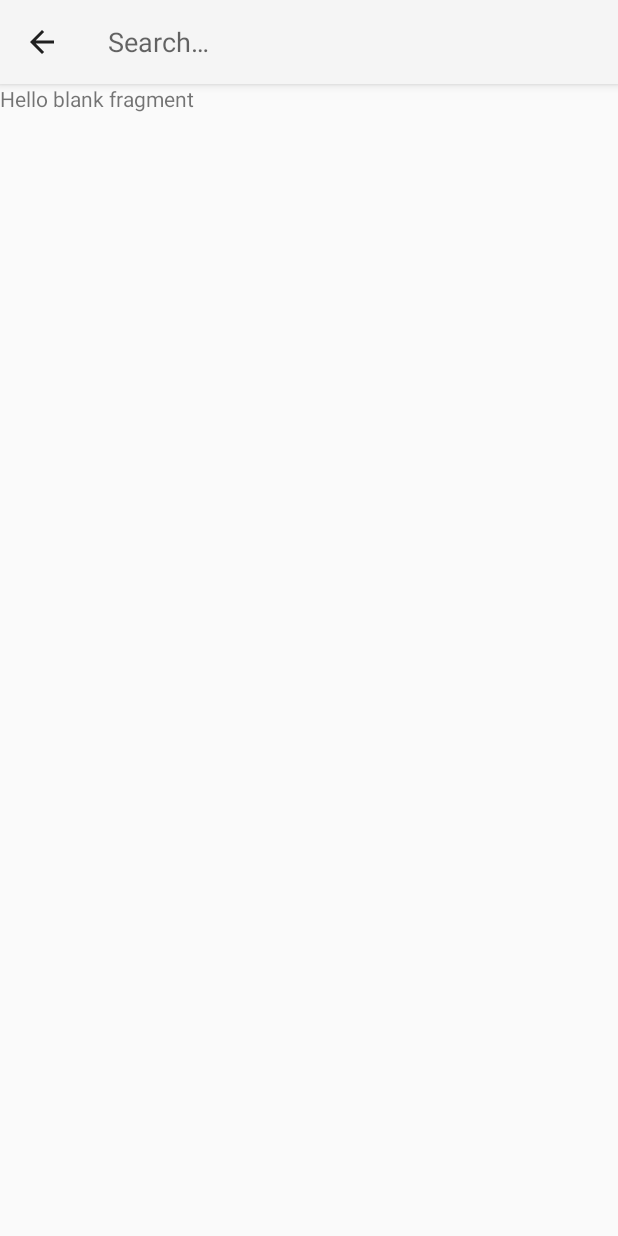
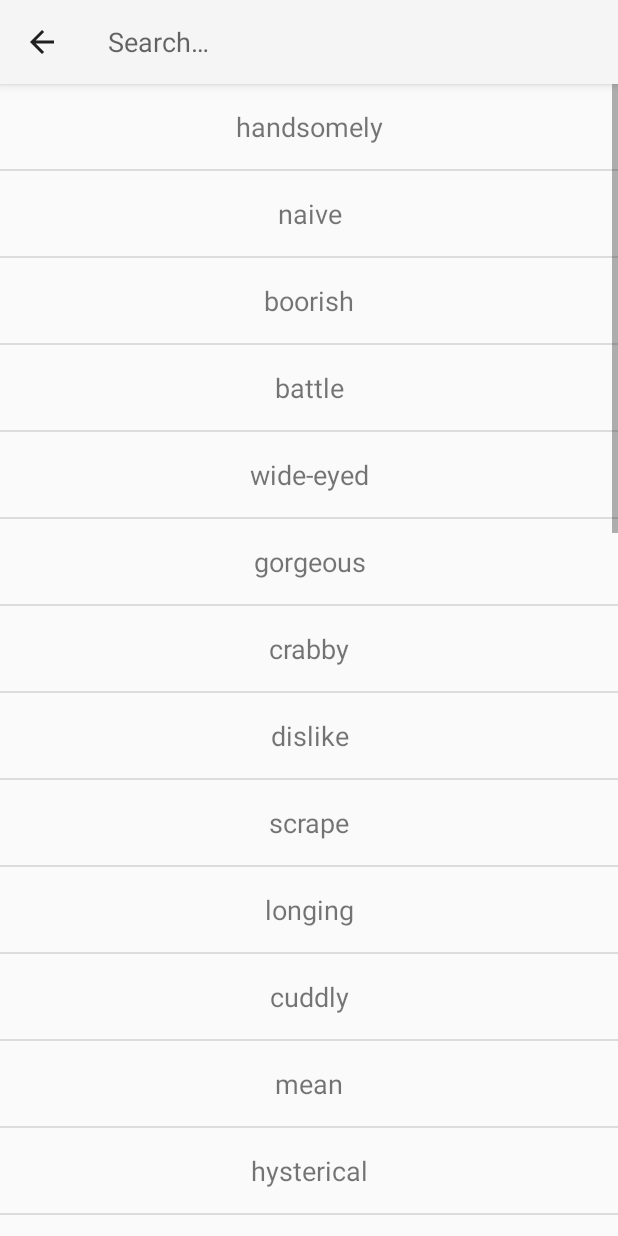
Before and after one commit to nak411/AndroidFilterListDemo, an Android app: the screen it shows after launch (MainActivity), after a tap on "Search", on a phone screen of 412 x 824 dp. Run offline under Robolectric (Android 15) with nearby library versions, the phone set to English and light mode, and no system bars.

Commit message:
Finishing up filter example

```diff
--- a/app/src/main/java/com/example/wzl200/filterlistdemo/adapters/ItemListAdapter.java
+++ b/app/src/main/java/com/example/wzl200/filterlistdemo/adapters/ItemListAdapter.java
@@ -1,9 +1,134 @@
 package com.example.wzl200.filterlistdemo.adapters;
 
+import android.content.Context;
+import android.text.TextUtils;
+import android.view.LayoutInflater;
+import android.view.View;
+import android.view.ViewGroup;
+import android.widget.BaseAdapter;
+import android.widget.Filter;
+import android.widget.Filterable;
+import android.widget.TextView;
+
+import com.example.wzl200.filterlistdemo.R;
+
+import java.util.ArrayList;
+import java.util.List;
+
 /**
- *
+ * Using this way just for demo purposes. Normally recycler view would be more efficient/customizable
  * Created by Terran on 6/17/15.
  */
-public class ItemListAdapter {
+public class ItemListAdapter extends BaseAdapter implements Filterable {
 
+    private List<String> mData;
+    private List<String> mFilteredData;
+    private LayoutInflater mInflater;
+    private ItemFilter mFilter;
+
+    public ItemListAdapter (List<String> data, Context context) {
+        mData = data;
+        mFilteredData = data;
+        mInflater = (LayoutInflater) context.getSystemService(Context.LAYOUT_INFLATER_SERVICE);
+    }
+
+    @Override
+    public int getCount() {
+        return mFilteredData.size();
+    }
+
+    @Override
+    public String getItem(int position) {
+        return mFilteredData.get(position);
+    }
+
+    @Override
+    public long getItemId(int position) {
+        return position;
+    }
+
+    @Override
+    public View getView(int position, View convertView, ViewGroup parent) {
+
+        String strItem = mFilteredData.get(position);
+        ViewHolder holder;
+        if (convertView == null) {
+           convertView = mInflater.inflate(R.layout.item_row, parent, false);
+
+            holder = new ViewHolder();
+            holder.mTvItem = (TextView) convertView.findViewById(R.id.tv_item);
+            convertView.setTag(holder);
+        } else {
+            holder = (ViewHolder) convertView.getTag();
+        }
+
+        holder.mTvItem.setText(strItem);
+
+        return convertView;
+    }
+
+    @Override
+    public Filter getFilter() {
+        if (mFilter == null) {
+            mFilter = new ItemFilter();
+        }
+        return mFilter;
+    }
+
+    /**
+     * View holder
+     */
+    static class ViewHolder {
+        private TextView mTvItem;
+    }
+
+    /**
+     * Filter for filtering list items
+     */
+    private class ItemFilter extends Filter {
+
+        /**
+         * Invoked on a background thread.  This is where all the filter logic should go
+         * @param constraint the constraint to filter on
+         * @return the resulting list after applying the constraint
+         */
+        @Override
+        protected FilterResults performFiltering(CharSequence constraint) {
+
+            FilterResults results = new FilterResults();
+
+            if (TextUtils.isEmpty(constraint)) {
+                results.count = mData.size();
+                results.values = mData;
+            } else {
+                //Create a new list to filter on
+                List<String> resultList = new ArrayList<>();
+                for (String str : mData) {
+                    if (str.toLowerCase().contains(constraint.toString().toLowerCase())) {
+                        resultList.add(str);
+                    }
+                }
+                results.count = resultList.size();
+                results.values = resultList;
+            }
+            return results;
+        }
+
+        /**
+         * Runs on ui thread
+         * @param constraint the constraint used for the result
+         * @param results the results to display
+         */
+        @SuppressWarnings("unchecked")
+        @Override
+        protected void publishResults(CharSequence constraint, FilterResults results) {
+
+            if (results.count == 0) {
+                notifyDataSetInvalidated();
+            } else {
+                mFilteredData = (ArrayList<String>)results.values;
+                notifyDataSetChanged();
+            }
+        }
+    }
 }
--- a/app/src/main/java/com/example/wzl200/filterlistdemo/data/ListData.java
+++ b/app/src/main/java/com/example/wzl200/filterlistdemo/data/ListData.java
@@ -2,9 +2,45 @@ package com.example.wzl200.filterlistdemo.data;
 
 /**
  * Static data for displaying items in the list view.
- *
+ * <p/>
  * Created by Terran on 6/17/15.
  */
 public class ListData {
 
+    public static final String[] items = {
+            "handsomely",
+            "naive",
+            "boorish",
+            "battle",
+            "wide-eyed",
+            "gorgeous",
+            "crabby",
+            "dislike",
+            "scrape",
+            "longing",
+            "cuddly",
+            "mean",
+            "hysterical",
+            "property",
+            "shelf",
+            "juggle",
+            "rustic",
+            "medical",
+            "zoom",
+            "wholesale",
+            "horrible",
+            "bait",
+            "claim",
+            "quiver",
+            "crow",
+            "adventurous",
+            "float",
+            "various",
+            "internal",
+            "competition",
+            "texture",
+            "land",
+            "support",
+            "value"
+    };
 }
--- a/app/src/main/java/com/example/wzl200/filterlistdemo/fragments/FilterListFragment.java
+++ b/app/src/main/java/com/example/wzl200/filterlistdemo/fragments/FilterListFragment.java
@@ -3,7 +3,6 @@ package com.example.wzl200.filterlistdemo.fragments;
 import android.os.Bundle;
 import android.support.annotation.Nullable;
 import android.support.v4.app.Fragment;
-import android.support.v4.view.MenuCompat;
 import android.support.v4.view.MenuItemCompat;
 import android.support.v7.widget.SearchView;
 import android.view.LayoutInflater;
@@ -12,8 +11,15 @@ import android.view.MenuInflater;
 import android.view.MenuItem;
 import android.view.View;
 import android.view.ViewGroup;
+import android.widget.ListView;
 
 import com.example.wzl200.filterlistdemo.R;
+import com.example.wzl200.filterlistdemo.adapters.ItemListAdapter;
+import com.example.wzl200.filterlistdemo.data.ListData;
+
+import java.util.ArrayList;
+import java.util.Arrays;
+import java.util.List;
 
 /**
  * Simple fragment that contains a filterable list of strings.
@@ -22,6 +28,8 @@ import com.example.wzl200.filterlistdemo.R;
 public class FilterListFragment extends Fragment implements SearchView.OnQueryTextListener {
 
 
+
+    private ItemListAdapter mAdapter;
 
     public FilterListFragment() {
         //Required empty constructor
@@ -37,12 +45,28 @@ public class FilterListFragment extends Fragment implements SearchView.OnQueryTe
         View view = inflater.inflate(R.layout.fragment_filter_string_list, container, false);
         //Tell the system to call onCreateOptionsMenu
         setHasOptionsMenu(true);
+        initialize(view);
         return view;
+    }
+
+    private void initialize(View view) {
+        //Set up list view
+        mAdapter = new ItemListAdapter(getData(ListData.items), getActivity());
+        ListView lvItems = (ListView) view.findViewById(R.id.lv_items);
+        lvItems.setAdapter(mAdapter);
+    }
+
+    private List<String> getData(String[] items) {
+        List<String> list = new ArrayList<>();
+        for (String str : items) {
+            list.add(str);
+        }
+        return list;
     }
 
     @Override
     public void onCreateOptionsMenu(Menu menu, MenuInflater inflater) {
-        // Place an action bar item for searching.
+        // Set up search view
         inflater.inflate(R.menu.menu_search, menu);
         MenuItem item = menu.findItem(R.id.search);
         SearchView searchView = (SearchView) MenuItemCompat.getActionView(item);
@@ -56,6 +80,7 @@ public class FilterListFragment extends Fragment implements SearchView.OnQueryTe
 
     @Override
     public boolean onQueryTextChange(String s) {
+        mAdapter.getFilter().filter(s);
         return false;
     }
 }
--- a/app/src/main/res/layout/fragment_filter_string_list.xml
+++ b/app/src/main/res/layout/fragment_filter_string_list.xml
@@ -5,10 +5,10 @@
     android:orientation="vertical"
     tools:context="com.example.wzl200.filterlistdemo.fragments.FilterListFragment">
 
-    <!-- TODO: Update blank fragment layout -->
-    <TextView
+    <ListView
+        android:id="@+id/lv_items"
         android:layout_width="match_parent"
-        android:layout_height="wrap_content"
-        android:text="@string/hello_blank_fragment" />
+        android:layout_height="wrap_content">
+    </ListView>
 
 </LinearLayout>
--- /dev/null
+++ b/app/src/main/res/layout/item_row.xml
@@ -0,0 +1,10 @@
+<?xml version="1.0" encoding="utf-8"?>
+<TextView xmlns:android="http://schemas.android.com/apk/res/android"
+    android:id="@+id/tv_item"
+    android:gravity="center"
+    android:textSize="@dimen/abc_text_size_medium_material"
+    android:paddingTop="@dimen/activity_horizontal_margin"
+    android:paddingBottom="@dimen/activity_horizontal_margin"
+    android:layout_width="match_parent"
+    android:layout_height="wrap_content">
+</TextView>
```
